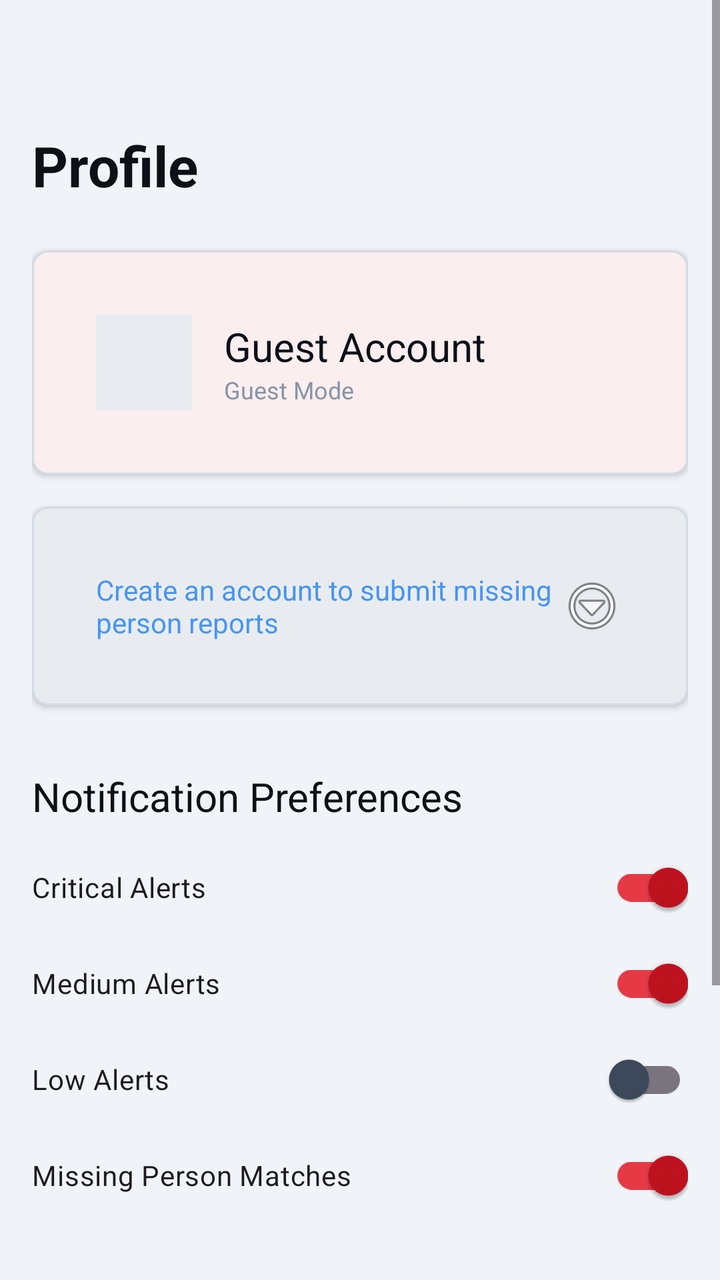
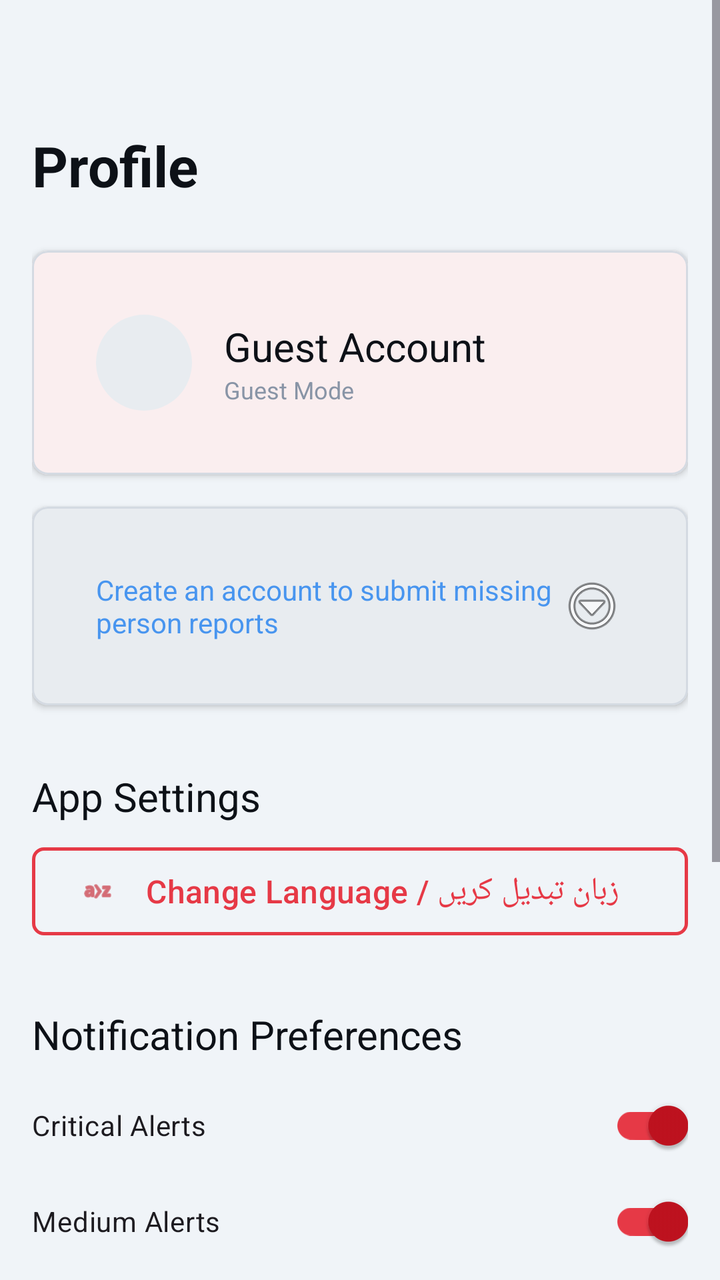

Two renders of the same Android screen: before a commit and after it. Below are the layout's source before the change and the commit's diff.
<!-- AndroidManifest.xml: application theme Theme.NISHAAN -->
<!-- res/layout/fragment_profile.xml -->
<?xml version="1.0" encoding="utf-8"?>
<ScrollView xmlns:android="http://schemas.android.com/apk/res/android"
    xmlns:app="http://schemas.android.com/apk/res-auto"
    android:layout_width="match_parent"
    android:layout_height="match_parent"
    android:background="?attr/android:colorBackground">

    <LinearLayout
        android:layout_width="match_parent"
        android:layout_height="wrap_content"
        android:orientation="vertical"
        android:padding="@dimen/spacing_md">

        <TextView
            style="@style/TextDisplay"
            android:layout_width="match_parent"
            android:layout_height="wrap_content"
            android:layout_marginTop="@dimen/spacing_xxl"
            android:text="@string/profile_title" />

        
        <com.google.android.material.card.MaterialCardView
            style="@style/NishaanCard"
            android:layout_width="match_parent"
            android:layout_height="wrap_content"
            android:layout_marginTop="@dimen/spacing_lg">
            <LinearLayout
                android:layout_width="match_parent"
                android:layout_height="wrap_content"
                android:gravity="center_vertical"
                android:orientation="horizontal"
                android:padding="@dimen/spacing_md">

                
                <View
                    android:layout_width="@dimen/dimen_icon_avatar"
                    android:layout_height="@dimen/dimen_icon_avatar"
                    android:layout_marginEnd="@dimen/spacing_md"
                    android:background="?attr/colorSurfaceVariant" />

                <LinearLayout
                    android:layout_width="0dp"
                    android:layout_height="wrap_content"
                    android:layout_weight="1"
                    android:orientation="vertical">

                    <TextView
                        android:id="@+id/userName"
                        style="@style/TextHeadline"
                        android:layout_width="match_parent"
                        android:layout_height="wrap_content"
                        android:text="@string/profile_guest_label" />

                    <TextView
                        android:id="@+id/userEmail"
                        style="@style/TextCaption"
                        android:layout_width="match_parent"
                        android:layout_height="wrap_content"
                        android:text="Guest Mode" />
                </LinearLayout>
            </LinearLayout>
        </com.google.android.material.card.MaterialCardView>

        
        <com.google.android.material.card.MaterialCardView
            android:id="@+id/createAccountBanner"
            style="@style/NishaanCardAlert"
            android:layout_width="match_parent"
            android:layout_height="wrap_content"
            android:layout_marginTop="@dimen/spacing_md"
            android:clickable="true"
            android:focusable="true">
            <TextView
                style="@style/TextBodyMedium"
                android:layout_width="match_parent"
                android:layout_height="wrap_content"
                android:drawableEnd="@android:drawable/ic_menu_more"
                android:padding="@dimen/spacing_md"
                android:text="@string/profile_create_account_banner"
                android:textColor="@color/color_accent_info" />
        </com.google.android.material.card.MaterialCardView>

        
        <TextView
            style="@style/TextHeadline"
            android:layout_width="match_parent"
            android:layout_height="wrap_content"
            android:layout_marginTop="@dimen/spacing_xl"
            android:text="@string/profile_notification_prefs" />

        <com.google.android.material.switchmaterial.SwitchMaterial
            android:id="@+id/switchCritical"
            android:layout_width="match_parent"
            android:layout_height="wrap_content"
            android:layout_marginTop="@dimen/spacing_sm"
            android:checked="true"
            android:text="@string/profile_pref_critical" />

        <com.google.android.material.switchmaterial.SwitchMaterial
            android:id="@+id/switchMedium"
            android:layout_width="match_parent"
            android:layout_height="wrap_content"
            android:checked="true"
            android:text="@string/profile_pref_medium" />

        <com.google.android.material.switchmaterial.SwitchMaterial
            android:id="@+id/switchLow"
            android:layout_width="match_parent"
            android:layout_height="wrap_content"
            android:checked="false"
            android:text="@string/profile_pref_low" />

        <com.google.android.material.switchmaterial.SwitchMaterial
            android:id="@+id/switchMissing"
            android:layout_width="match_parent"
            android:layout_height="wrap_content"
            android:checked="true"
            android:text="@string/profile_pref_missing" />

        
        <LinearLayout
            android:layout_width="match_parent"
            android:layout_height="wrap_content"
            android:layout_marginTop="@dimen/spacing_xl"
            android:gravity="center_vertical"
            android:orientation="horizontal">

            <TextView
                style="@style/TextHeadline"
                android:layout_width="0dp"
                android:layout_height="wrap_content"
                android:layout_weight="1"
                android:text="@string/profile_my_reports" />

            <com.google.android.material.button.MaterialButton
                android:id="@+id/btnSeeAllReports"
                style="@style/TextButton"
                android:layout_width="wrap_content"
                android:layout_height="wrap_content"
                android:text="@string/profile_see_all" />
        </LinearLayout>

        <androidx.recyclerview.widget.RecyclerView
            android:id="@+id/myReportsRecycler"
            android:layout_width="match_parent"
            android:layout_height="wrap_content"
            android:layout_marginTop="@dimen/spacing_sm"
            android:nestedScrollingEnabled="false"
            app:layoutManager="androidx.recyclerview.widget.LinearLayoutManager" />

        
        <com.google.android.material.button.MaterialButton
            android:id="@+id/btnSignOut"
            style="@style/SecondaryButton"
            android:layout_width="match_parent"
            android:layout_height="wrap_content"
            android:layout_marginTop="@dimen/spacing_xl"
            android:layout_marginBottom="@dimen/spacing_xl"
            android:text="@string/btn_sign_out" />
    </LinearLayout>
</ScrollView>
<!-- resources referenced by this layout -->
<resources>
  <color name="color_accent_info">#4895EF</color>
  <dimen name="dimen_icon_avatar">48dp</dimen>
  <dimen name="spacing_lg">24dp</dimen>
  <dimen name="spacing_md">16dp</dimen>
  <dimen name="spacing_sm">8dp</dimen>
  <dimen name="spacing_xl">32dp</dimen>
  <dimen name="spacing_xxl">48dp</dimen>
  <string name="btn_sign_out">Sign Out</string>
  <string name="profile_create_account_banner">Create an account to submit missing person reports</string>
  <string name="profile_guest_label">Guest Account</string>
  <string name="profile_my_reports">My Reports</string>
  <string name="profile_notification_prefs">Notification Preferences</string>
  <string name="profile_pref_critical">Critical Alerts</string>
  <string name="profile_pref_low">Low Alerts</string>
  <string name="profile_pref_medium">Medium Alerts</string>
  <string name="profile_pref_missing">Missing Person Matches</string>
  <string name="profile_see_all">See all</string>
  <string name="profile_title">Profile</string>
  <style name="NishaanCardAlert" parent="NishaanCard">
          <item name="cardBackgroundColor">?attr/colorSurfaceVariant</item>
      </style>
  <style name="SecondaryButton" parent="Widget.Material3.Button.OutlinedButton">
          <item name="strokeColor">@color/color_primary</item>
          <item name="strokeWidth">@dimen/dimen_button_outline_stroke</item>
          <item name="android:textColor">@color/color_primary</item>
          <item name="android:textSize">16sp</item>
          <item name="cornerRadius">@dimen/dimen_button_corner_radius</item>
          <item name="android:minHeight">@dimen/dimen_button_height</item>
      </style>
  <style name="TextBodyMedium">
          <item name="android:textSize">14sp</item>
          <item name="android:textColor">?attr/colorOnSurface</item>
      </style>
  <style name="TextButton" parent="Widget.Material3.Button.TextButton">
          <item name="android:textColor">@color/color_accent_info</item>
      </style>
  <style name="TextCaption">
          <item name="android:textSize">12sp</item>
          <item name="android:textColor">?attr/colorOnSurfaceVariant</item>
      </style>
  <style name="TextDisplay">
          <item name="android:textSize">28sp</item>
          <item name="android:textStyle">bold</item>
          <item name="android:textColor">?attr/colorOnBackground</item>
      </style>
  <style name="TextHeadline">
          <item name="android:textSize">20sp</item>
          <item name="android:textFontWeight">600</item>
          <item name="android:textColor">?attr/colorOnBackground</item>
      </style>
  <style name="Theme.NISHAAN" parent="Base.Theme.NISHAAN" />
  <dimen name="dimen_card_corner_radius">8dp</dimen>
  <dimen name="dimen_card_elevation">2dp</dimen>
  <dimen name="dimen_card_stroke_width">1dp</dimen>
  <dimen name="dimen_card_padding">16dp</dimen>
  <color name="color_primary">#E63946</color>
  <dimen name="dimen_button_outline_stroke">1.5dp</dimen>
  <dimen name="dimen_button_corner_radius">6dp</dimen>
  <dimen name="dimen_button_height">52dp</dimen>
  <color name="color_primary_light">#C1121F</color>
  <color name="white">#FFFFFFFF</color>
  <color name="color_background_light">#F0F4F8</color>
  <color name="color_on_background_light">#0D1117</color>
  <color name="color_surface_light">#FFFFFF</color>
  <color name="color_on_surface_light">#3D4A5C</color>
  <color name="color_surface_variant_light">#E8ECF0</color>
  <color name="color_on_surface_muted_light">#8894A6</color>
  <color name="color_divider_light">#D4DAE2</color>
  <!-- unchanged entries left out for length: 2 -->
</resources>

<!-- the commit's change to res/layout/fragment_profile.xml (unified diff, before → after) -->
@@ -32,11 +32,14 @@
                 android:padding="@dimen/spacing_md">
 
                 
-                <View
+                <com.google.android.material.imageview.ShapeableImageView
+                    android:id="@+id/profileImage"
                     android:layout_width="@dimen/dimen_icon_avatar"
                     android:layout_height="@dimen/dimen_icon_avatar"
                     android:layout_marginEnd="@dimen/spacing_md"
-                    android:background="?attr/colorSurfaceVariant" />
+                    android:background="?attr/colorSurfaceVariant"
+                    android:scaleType="centerCrop"
+                    app:shapeAppearanceOverlay="@style/ShapeAppearance.Material3.Corner.Full" />
 
                 <LinearLayout
                     android:layout_width="0dp"
@@ -57,6 +60,13 @@
                         android:layout_width="match_parent"
                         android:layout_height="wrap_content"
                         android:text="Guest Mode" />
+
+                    <TextView
+                        android:id="@+id/userCnic"
+                        style="@style/TextCaption"
+                        android:layout_width="match_parent"
+                        android:layout_height="wrap_content"
+                        android:visibility="gone" />
                 </LinearLayout>
             </LinearLayout>
         </com.google.android.material.card.MaterialCardView>
@@ -79,6 +89,23 @@
                 android:text="@string/profile_create_account_banner"
                 android:textColor="@color/color_accent_info" />
         </com.google.android.material.card.MaterialCardView>
+
+        
+        <TextView
+            style="@style/TextHeadline"
+            android:layout_width="match_parent"
+            android:layout_height="wrap_content"
+            android:layout_marginTop="@dimen/spacing_xl"
+            android:text="@string/profile_app_settings" />
+
+        <com.google.android.material.button.MaterialButton
+            android:id="@+id/btnChangeLanguage"
+            style="@style/SecondaryButton"
+            android:layout_width="match_parent"
+            android:layout_height="wrap_content"
+            android:layout_marginTop="@dimen/spacing_sm"
+            android:text="@string/profile_language_select"
+            app:icon="@android:drawable/ic_menu_sort_alphabetically" />
 
         
         <TextView
<!-- resource entries referenced after the edit -->
@@ -8,8 +8,10 @@
   <dimen name="spacing_xl">32dp</dimen>
   <dimen name="spacing_xxl">48dp</dimen>
   <string name="btn_sign_out">Sign Out</string>
+  <string name="profile_app_settings">App Settings</string>
   <string name="profile_create_account_banner">Create an account to submit missing person reports</string>
   <string name="profile_guest_label">Guest Account</string>
+  <string name="profile_language_select">Change Language / زبان تبدیل کریں</string>
   <string name="profile_my_reports">My Reports</string>
   <string name="profile_notification_prefs">Notification Preferences</string>
   <string name="profile_pref_critical">Critical Alerts</string>
